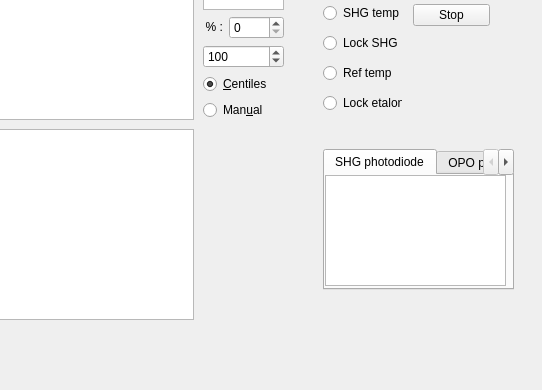
The window that gui/cwave/cwavescanner.ui (Ulm-IQO/qudi) describes before a commit, drawn with Qt 5; both pictures show x 337 to 879 and y 418 to 808 of the 879 by 808 pixel window.
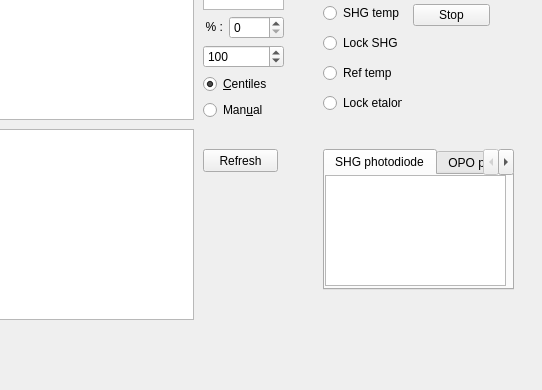
The same window after the commit. Icons and pictures are not drawn. Custom widgets are drawn as their Qt base class.

Patch:
```diff
--- a/gui/cwave/cwavescanner.ui
+++ b/gui/cwave/cwavescanner.ui
@@ -411,6 +411,19 @@
        <number>100</number>
       </property>
      </widget>
+     <widget class="QPushButton" name="refresh_pushButton">
+      <property name="geometry">
+       <rect>
+        <x>530</x>
+        <y>500</y>
+        <width>75</width>
+        <height>23</height>
+       </rect>
+      </property>
+      <property name="text">
+       <string>Refresh</string>
+      </property>
+     </widget>
     </widget>
    </widget>
    <widget class="QDockWidget" name="scan_control_DockWidget">
```
